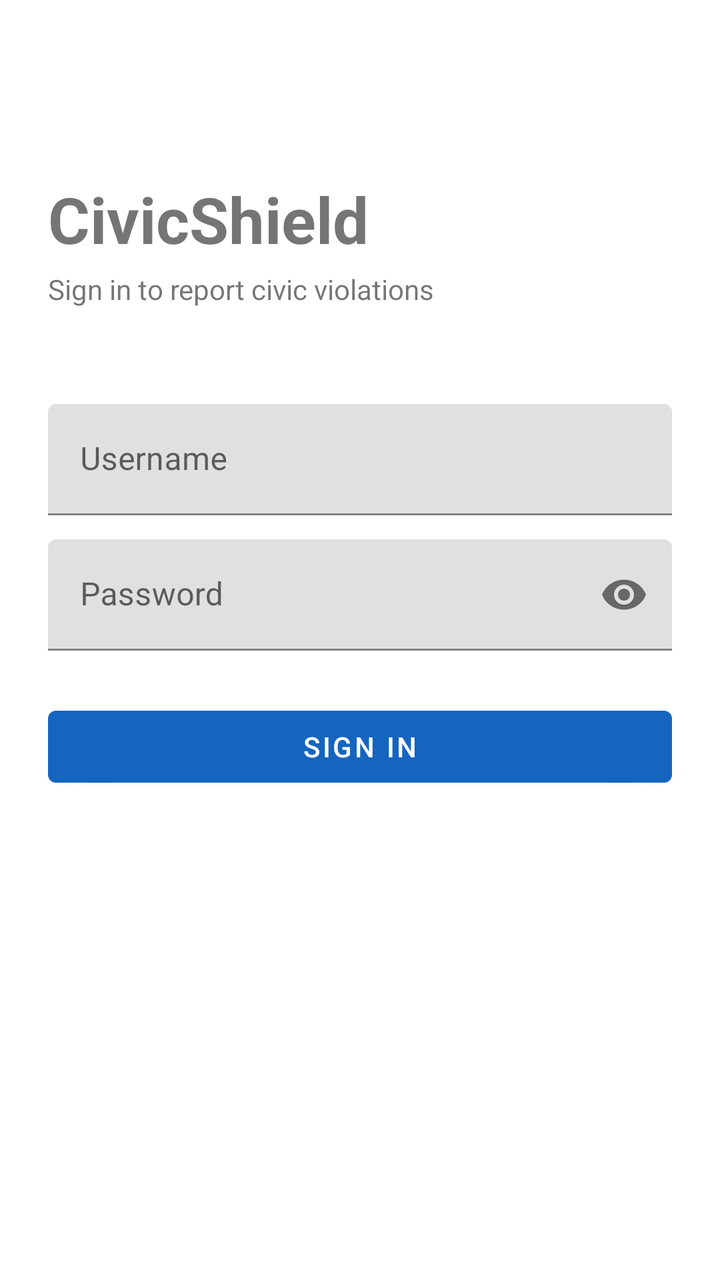
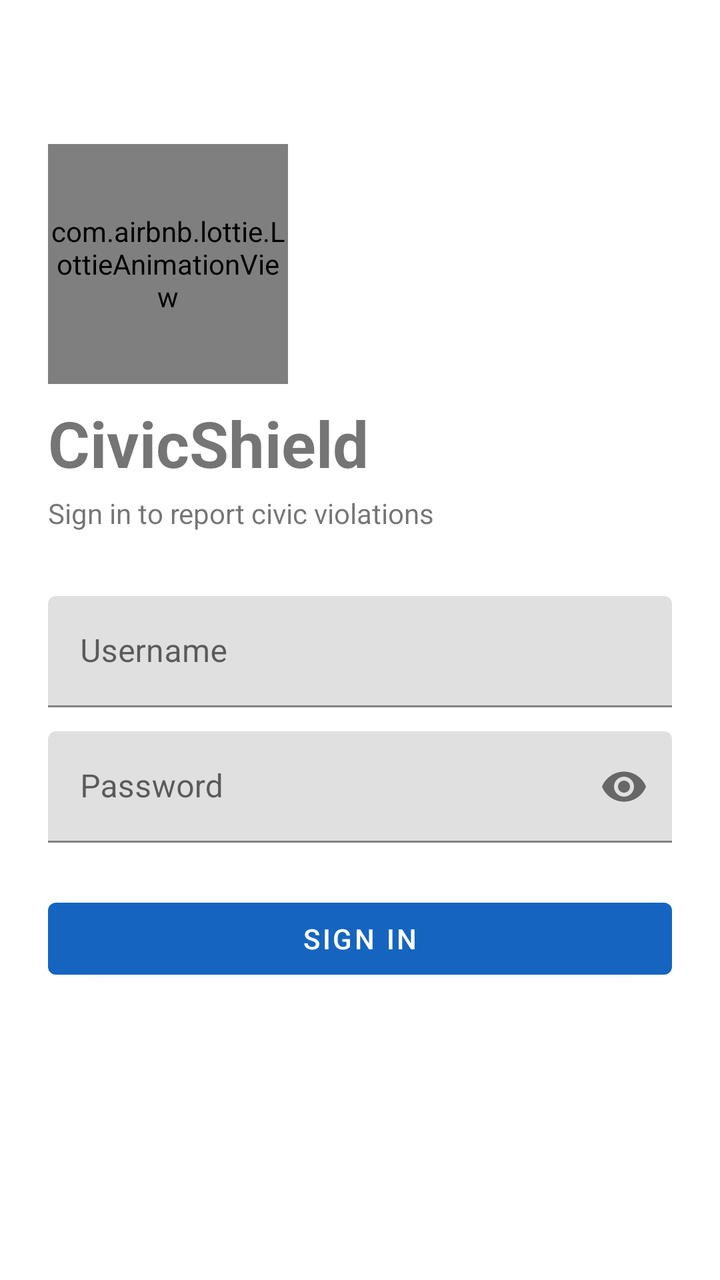

Screens rendered from an Android XML layout before and after an edit, with the pre-edit source and the edit as a unified diff.
<!-- AndroidManifest.xml: application theme Theme.CivicShield -->
<!-- res/layout/activity_login.xml -->
<?xml version="1.0" encoding="utf-8"?>
<androidx.constraintlayout.widget.ConstraintLayout
    xmlns:android="http://schemas.android.com/apk/res/android"
    xmlns:app="http://schemas.android.com/apk/res-auto"
    android:layout_width="match_parent"
    android:layout_height="match_parent"
    android:padding="24dp">

    <TextView
        android:id="@+id/tv_title"
        android:layout_width="wrap_content"
        android:layout_height="wrap_content"
        android:text="@string/login_title"
        android:textSize="32sp"
        android:textStyle="bold"
        app:layout_constraintTop_toTopOf="parent"
        app:layout_constraintStart_toStartOf="parent"
        android:layout_marginTop="64dp" />

    <TextView
        android:id="@+id/tv_subtitle"
        android:layout_width="wrap_content"
        android:layout_height="wrap_content"
        android:text="@string/login_subtitle"
        android:textSize="14sp"
        android:layout_marginTop="4dp"
        app:layout_constraintTop_toBottomOf="@id/tv_title"
        app:layout_constraintStart_toStartOf="@id/tv_title" />

    <com.google.android.material.textfield.TextInputLayout
        android:id="@+id/til_username"
        android:layout_width="0dp"
        android:layout_height="wrap_content"
        android:hint="@string/username_hint"
        android:layout_marginTop="48dp"
        app:layout_constraintTop_toBottomOf="@id/tv_subtitle"
        app:layout_constraintStart_toStartOf="parent"
        app:layout_constraintEnd_toEndOf="parent">

        <com.google.android.material.textfield.TextInputEditText
            android:id="@+id/et_username"
            android:layout_width="match_parent"
            android:layout_height="wrap_content"
            android:inputType="text"
            android:autofillHints="username" />
    </com.google.android.material.textfield.TextInputLayout>

    <com.google.android.material.textfield.TextInputLayout
        android:id="@+id/til_password"
        android:layout_width="0dp"
        android:layout_height="wrap_content"
        android:hint="@string/password_hint"
        android:layout_marginTop="12dp"
        app:passwordToggleEnabled="true"
        app:layout_constraintTop_toBottomOf="@id/til_username"
        app:layout_constraintStart_toStartOf="parent"
        app:layout_constraintEnd_toEndOf="parent">

        <com.google.android.material.textfield.TextInputEditText
            android:id="@+id/et_password"
            android:layout_width="match_parent"
            android:layout_height="wrap_content"
            android:inputType="textPassword"
            android:autofillHints="password" />
    </com.google.android.material.textfield.TextInputLayout>

    <com.google.android.material.button.MaterialButton
        android:id="@+id/btn_login"
        android:layout_width="0dp"
        android:layout_height="wrap_content"
        android:text="@string/login_button"
        android:layout_marginTop="24dp"
        app:layout_constraintTop_toBottomOf="@id/til_password"
        app:layout_constraintStart_toStartOf="parent"
        app:layout_constraintEnd_toEndOf="parent" />

    <ProgressBar
        android:id="@+id/progress"
        android:layout_width="wrap_content"
        android:layout_height="wrap_content"
        android:visibility="gone"
        android:layout_marginTop="16dp"
        app:layout_constraintTop_toBottomOf="@id/btn_login"
        app:layout_constraintStart_toStartOf="parent"
        app:layout_constraintEnd_toEndOf="parent" />

</androidx.constraintlayout.widget.ConstraintLayout>
<!-- resources referenced by this layout -->
<resources>
  <string name="login_button">Sign in</string>
  <string name="login_subtitle">Sign in to report civic violations</string>
  <string name="login_title">CivicShield</string>
  <string name="password_hint">Password</string>
  <string name="username_hint">Username</string>
  <style name="Theme.CivicShield" parent="Theme.MaterialComponents.DayNight.NoActionBar">
          <item name="colorPrimary">@color/primary</item>
          <item name="colorPrimaryVariant">@color/primary_dark</item>
          <item name="colorOnPrimary">@color/white</item>
          <item name="colorSecondary">@color/accent</item>
          <item name="colorOnSecondary">@color/white</item>
          <item name="android:statusBarColor" tools:targetApi="l">?attr/colorPrimaryVariant</item>
      </style>
  <color name="primary">#1565C0</color>
  <color name="primary_dark">#0D47A1</color>
  <color name="white">#FFFFFFFF</color>
  <color name="accent">#FF6F00</color>
</resources>

<!-- the commit's change to res/layout/activity_login.xml (unified diff, before → after) -->
@@ -6,6 +6,16 @@
     android:layout_height="match_parent"
     android:padding="24dp">
 
+    <com.airbnb.lottie.LottieAnimationView
+        android:id="@+id/lottieShield"
+        android:layout_width="120dp"
+        android:layout_height="120dp"
+        android:layout_marginTop="48dp"
+        app:lottie_autoPlay="true"
+        app:lottie_loop="true"
+        app:layout_constraintTop_toTopOf="parent"
+        app:layout_constraintStart_toStartOf="parent" />
+
     <TextView
         android:id="@+id/tv_title"
         android:layout_width="wrap_content"
@@ -13,9 +23,9 @@
         android:text="@string/login_title"
         android:textSize="32sp"
         android:textStyle="bold"
-        app:layout_constraintTop_toTopOf="parent"
-        app:layout_constraintStart_toStartOf="parent"
-        android:layout_marginTop="64dp" />
+        android:layout_marginTop="8dp"
+        app:layout_constraintTop_toBottomOf="@id/lottieShield"
+        app:layout_constraintStart_toStartOf="parent" />
 
     <TextView
         android:id="@+id/tv_subtitle"
@@ -32,7 +42,7 @@
         android:layout_width="0dp"
         android:layout_height="wrap_content"
         android:hint="@string/username_hint"
-        android:layout_marginTop="48dp"
+        android:layout_marginTop="32dp"
         app:layout_constraintTop_toBottomOf="@id/tv_subtitle"
         app:layout_constraintStart_toStartOf="parent"
         app:layout_constraintEnd_toEndOf="parent">
